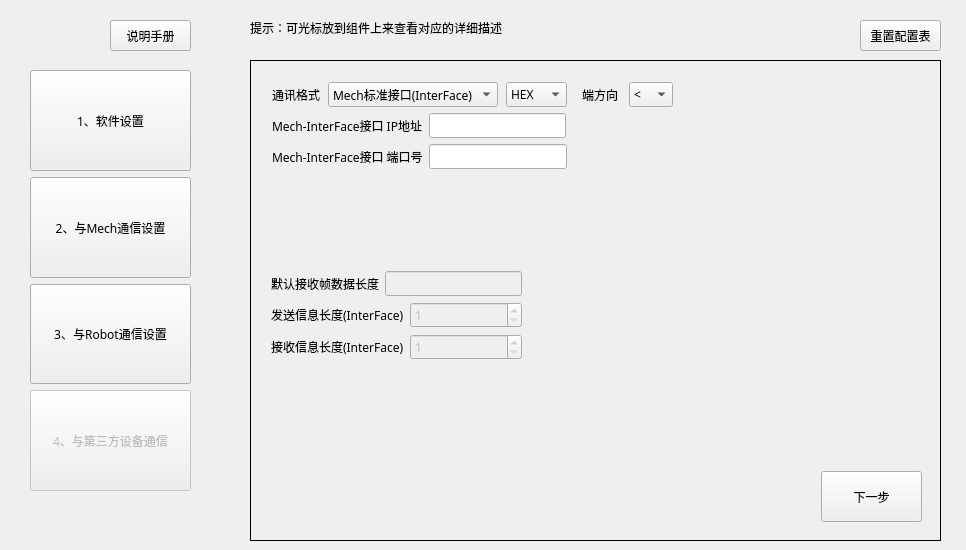
Before: the Qt Designer form resource/ui/pyqt_generated/UI_Settings.ui in Derkai52/LongerGUI, drawn with Qt 5.
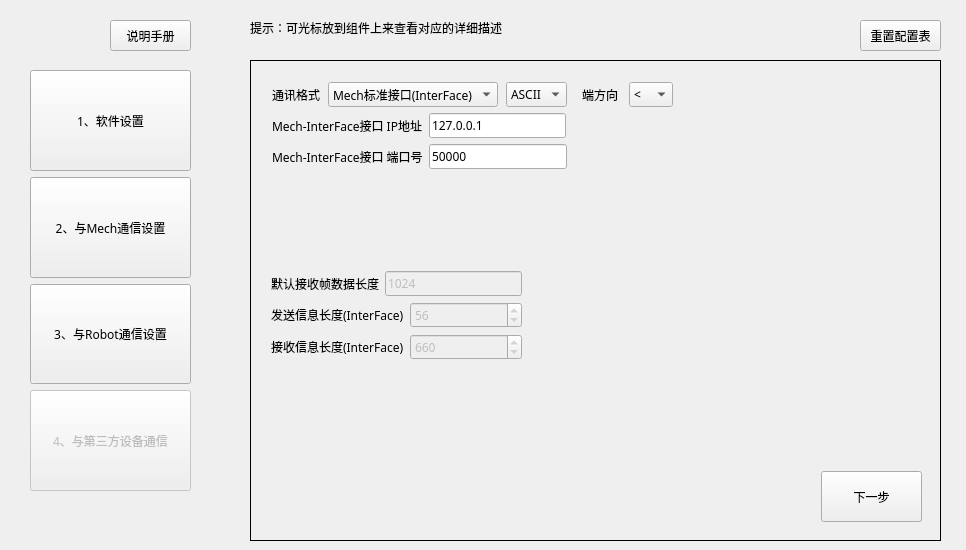
After: the same form once the commit is applied. The open tabs and pages were chosen to show the change.

```diff
--- a/resource/ui/pyqt_generated/UI_Settings.ui
+++ b/resource/ui/pyqt_generated/UI_Settings.ui
@@ -459,6 +459,9 @@
           <property name="enabled">
            <bool>false</bool>
           </property>
+          <property name="text">
+           <string>1024</string>
+          </property>
          </widget>
         </item>
        </layout>
@@ -490,7 +493,7 @@
            <number>1000</number>
           </property>
           <property name="value">
-           <number>1</number>
+           <number>56</number>
           </property>
          </widget>
         </item>
@@ -523,7 +526,7 @@
            <number>1000</number>
           </property>
           <property name="value">
-           <number>1</number>
+           <number>660</number>
           </property>
          </widget>
         </item>
@@ -551,7 +554,7 @@
       <item>
        <widget class="QLineEdit" name="lineEdit_MechCenter_Port">
         <property name="text">
-         <string/>
+         <string>50000</string>
         </property>
        </widget>
       </item>
@@ -575,7 +578,11 @@
        </widget>
       </item>
       <item>
-       <widget class="QLineEdit" name="lineEdit_MechCenter_IP"/>
+       <widget class="QLineEdit" name="lineEdit_MechCenter_IP">
+        <property name="text">
+         <string>127.0.0.1</string>
+        </property>
+       </widget>
       </item>
      </layout>
     </widget>
@@ -616,7 +623,7 @@
         <item>
          <widget class="QComboBox" name="comboBox_CommuniteFormat_2">
           <property name="currentIndex">
-           <number>1</number>
+           <number>0</number>
           </property>
           <item>
            <property name="text">
```
Left out of the diff: 16 changed lines with no effect on the pictures.
